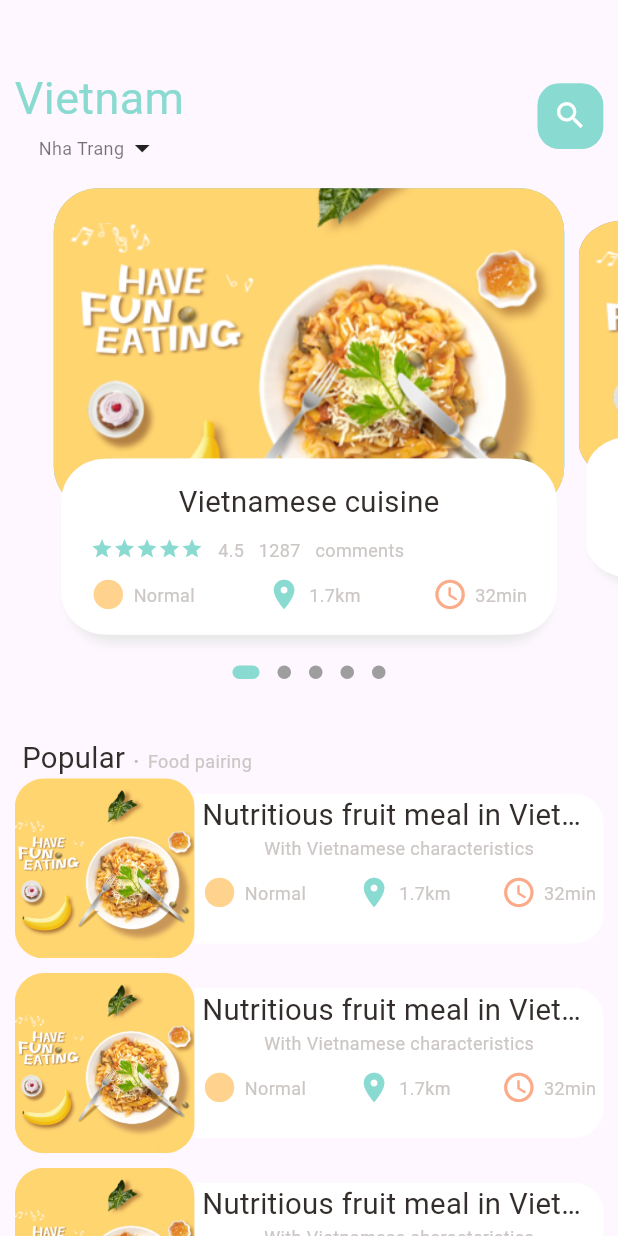
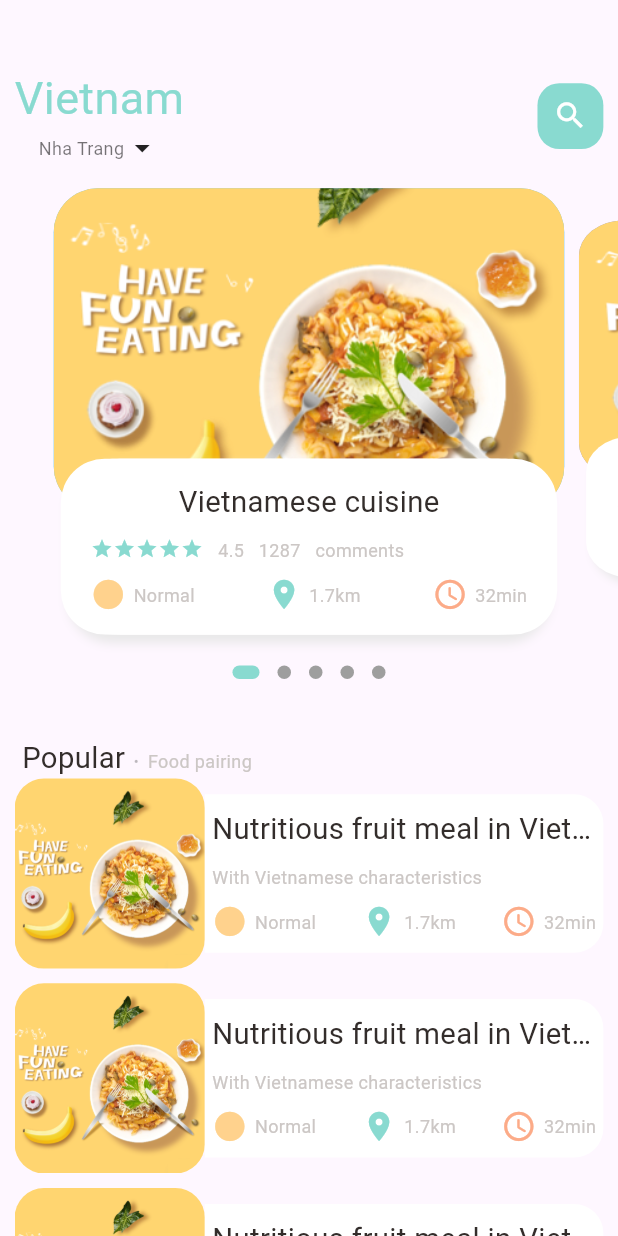
Before and after one commit to phamhuuloc219/e-commerce-app, a Flutter app: the screen it shows after launch, on a phone screen of 412 x 824 dp. Run offline on Flutter 3.47's test engine with Material 3 defaults, Android fonts, the phone set to English and light mode, and no system bars; drawn by our look-alikes of dots_indicator; our stand-ins replace get.

Commit message:
fix: UI food page body match device

```diff
--- a/lib/home/food_page_body.dart
+++ b/lib/home/food_page_body.dart
@@ -86,11 +86,9 @@ class _FoodPageBodyState extends State<FoodPageBody> {
           ),
         ),
         // list food
-        Container(
-          height: 1330,
-          child: ListView.builder(
+        ListView.builder(
             physics: NeverScrollableScrollPhysics(),
-            // shrinkWrap: true,
+            shrinkWrap: true,
             itemCount: 10,
             itemBuilder: (context, index) {
               return Container(
@@ -99,8 +97,8 @@ class _FoodPageBodyState extends State<FoodPageBody> {
                   children: [
                     // image section
                     Container(
-                      width: 120,
-                      height: 120,
+                      width: Dimensions.listViewImgSize,
+                      height: Dimensions.listViewImgSize,
                       decoration: BoxDecoration(
                         borderRadius: BorderRadius.circular(Dimensions.radius20),
                         color: Colors.white38,
@@ -113,7 +111,7 @@ class _FoodPageBodyState extends State<FoodPageBody> {
                     // text container
                     Expanded(
                       child: Container(
-                        height: 100,
+                        height: Dimensions.listViewTextContSize,
                         decoration: BoxDecoration(
                           borderRadius: BorderRadius.only(
                             topRight: Radius.circular(Dimensions.radius20),
@@ -125,8 +123,11 @@ class _FoodPageBodyState extends State<FoodPageBody> {
                         child: Padding(
                           padding: EdgeInsets.only(left: Dimensions.width10, right: Dimensions.width10),
                           child: Column(
+                            crossAxisAlignment: CrossAxisAlignment.start,
+                            mainAxisAlignment: MainAxisAlignment.center,
                             children: [
                               BigText(text: "Nutritious fruit meal in Vietnam"),
+                              SizedBox(height: Dimensions.height10,),
                               SmallText(text: "With Vietnamese characteristics"),
                               SizedBox(height: Dimensions.height10,),
                               Row(
@@ -159,7 +160,6 @@ class _FoodPageBodyState extends State<FoodPageBody> {
               );
             },
           ),
-        ),
       ],
     );
   }
--- a/lib/utils/dimensions.dart
+++ b/lib/utils/dimensions.dart
@@ -30,4 +30,8 @@ class Dimensions{
 
   // icon
   static double iconSize24 = screenHeight/35.17;
+
+  // list view size 844/390
+  static double listViewImgSize = screenWidth/3.25;
+  static double listViewTextContSize = screenWidth/3.9;
 }
```
